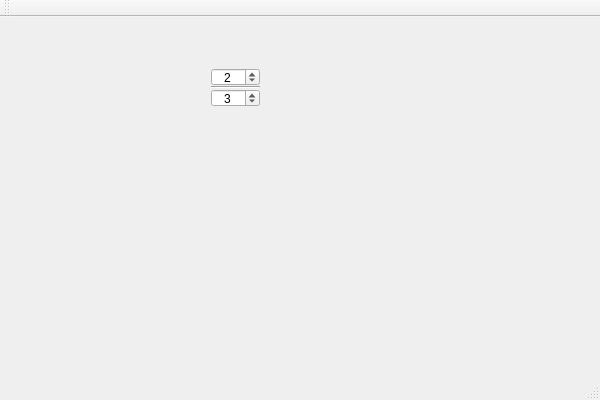
Qt form mainwindow.ui (fthomas/fractions) before a commit.
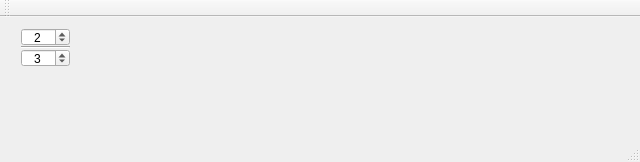
The same form after that commit.

Patch:
```diff
--- a/mainwindow.ui
+++ b/mainwindow.ui
@@ -6,8 +6,8 @@
    <rect>
     <x>0</x>
     <y>0</y>
-    <width>600</width>
-    <height>400</height>
+    <width>640</width>
+    <height>162</height>
    </rect>
   </property>
   <property name="windowTitle">
@@ -20,8 +20,8 @@
    <widget class="QWidget" name="">
     <property name="geometry">
      <rect>
-      <x>200</x>
-      <y>40</y>
+      <x>10</x>
+      <y>0</y>
       <width>71</width>
       <height>61</height>
      </rect>
@@ -74,6 +74,17 @@
      </item>
     </layout>
    </widget>
+   <widget class="QWidget" name="horizontalLayoutWidget">
+    <property name="geometry">
+     <rect>
+      <x>90</x>
+      <y>0</y>
+      <width>381</width>
+      <height>61</height>
+     </rect>
+    </property>
+    <layout class="QHBoxLayout" name="horizontalLayout"/>
+   </widget>
   </widget>
   <widget class="QMenuBar" name="menuBar">
    <property name="geometry">
```
Left out of the diff: 13 changed lines with no effect on the pictures.
